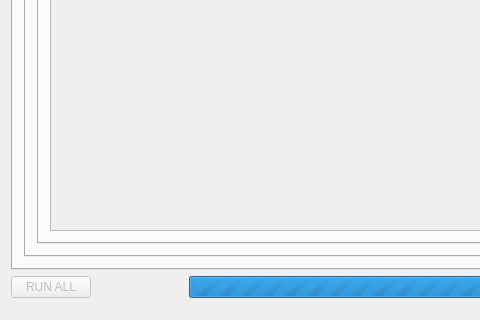
This is EKG/Views/airecgmain.ui in qwerty90/ProjektEKG as Qt 5 draws it before an edit; both pictures show x 0 to 480 and y 448 to 768 of the 1100 by 768 pixel window. The edited form follows.
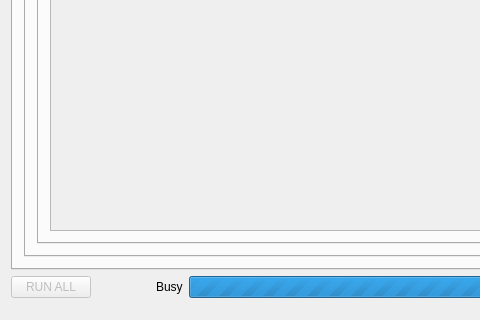
This is the edited form. The open tabs and pages were chosen to show the change. Icons and pictures are not drawn.

Patch:
```diff
--- a/EKG/Views/airecgmain.ui
+++ b/EKG/Views/airecgmain.ui
@@ -3335,6 +3335,13 @@
           </property>
          </spacer>
         </item>
+        <item>
+         <widget class="QLabel" name="busy_label">
+          <property name="text">
+           <string>Busy</string>
+          </property>
+         </widget>
+        </item>
         <item>
          <widget class="QProgressBar" name="progressBar">
           <property name="enabled">
```
Left out of the diff: 84 changed lines with no effect on the pictures.
